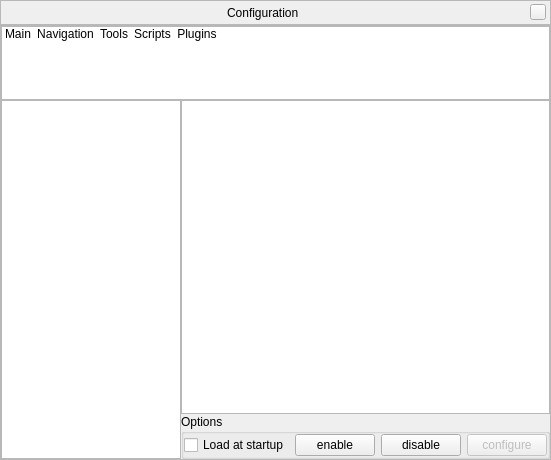
Before: the Qt Designer form src/gui/configurationDialog.ui in Stellarium/stellarium, drawn with Qt 5.
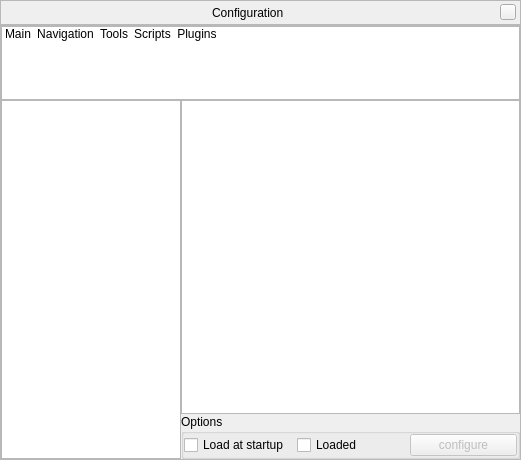
After: the same form once the commit is applied. The open tabs and pages were chosen to show the change. Icons and pictures are not drawn. Custom widgets are drawn as their Qt base class.

Commit message: plugin loading dialog improvements (no appearing/vanishing controls)

Diff of the .ui file:
```diff
--- a/src/gui/configurationDialog.ui
+++ b/src/gui/configurationDialog.ui
@@ -6,7 +6,7 @@
    <rect>
     <x>0</x>
     <y>0</y>
-    <width>440</width>
+    <width>521</width>
     <height>460</height>
    </rect>
   </property>
@@ -997,16 +997,9 @@
                 </widget>
                </item>
                <item>
-                <widget class="QPushButton" name="pluginEnableButton">
+                <widget class="QCheckBox" name="pluginLoadedCheckbox">
                   <property name="text">
-                    <string>enable</string>
-                  </property>
-                </widget>
-               </item>
-               <item>
-                <widget class="QPushButton" name="pluginDisableButton">
-                  <property name="text">
-                    <string>disable</string>
+                  <string>Loaded</string>
                   </property>
                 </widget>
                </item>
```
Left out of the diff: 2 changed lines with no effect on the pictures. Lines whose indentation alone changed are shown as unchanged. The commit also changes 2 other files.
